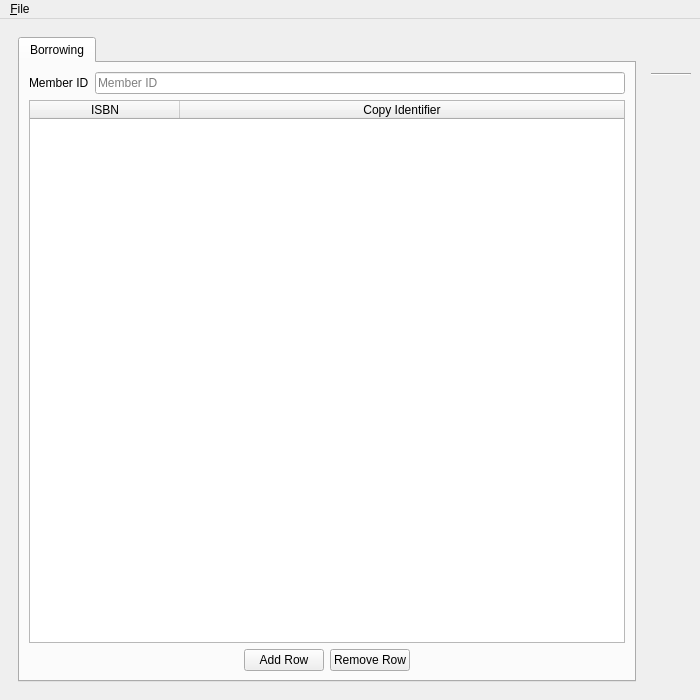
First picture: the form in UI/biblioteq_batch_activities_browser.ui, repository textbrowser/biblioteq, before the edit.
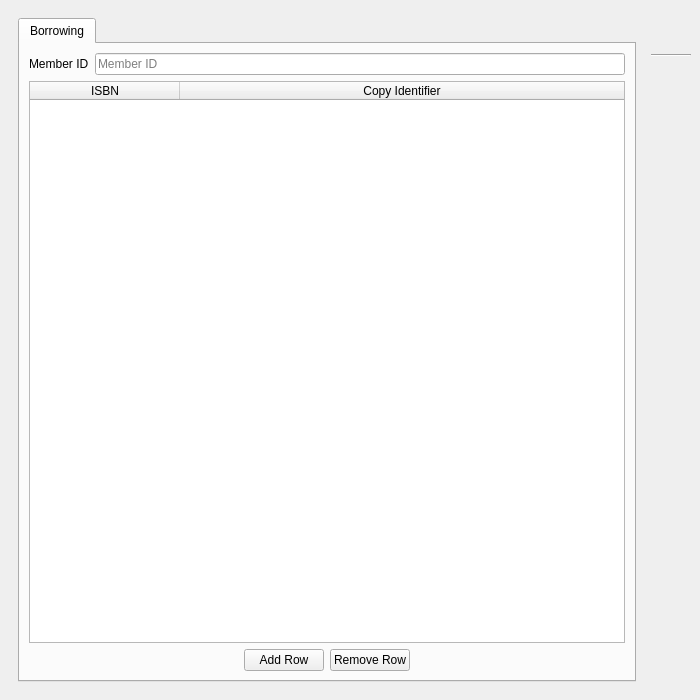
Second picture: the form after the edit. Icons and pictures are not drawn.

Commit message: Batch activities.

```diff
--- a/UI/biblioteq_batch_activities_browser.ui
+++ b/UI/biblioteq_batch_activities_browser.ui
@@ -237,23 +237,6 @@
     </item>
    </layout>
   </widget>
-  <widget class="QMenuBar" name="menuBar">
-   <property name="geometry">
-    <rect>
-     <x>0</x>
-     <y>0</y>
-     <width>700</width>
-     <height>30</height>
-    </rect>
-   </property>
-   <widget class="QMenu" name="menu_Help">
-    <property name="title">
-     <string>&amp;File</string>
-    </property>
-    <addaction name="action_Documentation"/>
-   </widget>
-   <addaction name="menu_Help"/>
-  </widget>
   <action name="action_Documentation">
    <property name="text">
     <string>Close</string>
```
Left out of the diff: 8 changed lines with no effect on the pictures. The commit also changes 8 other files.
